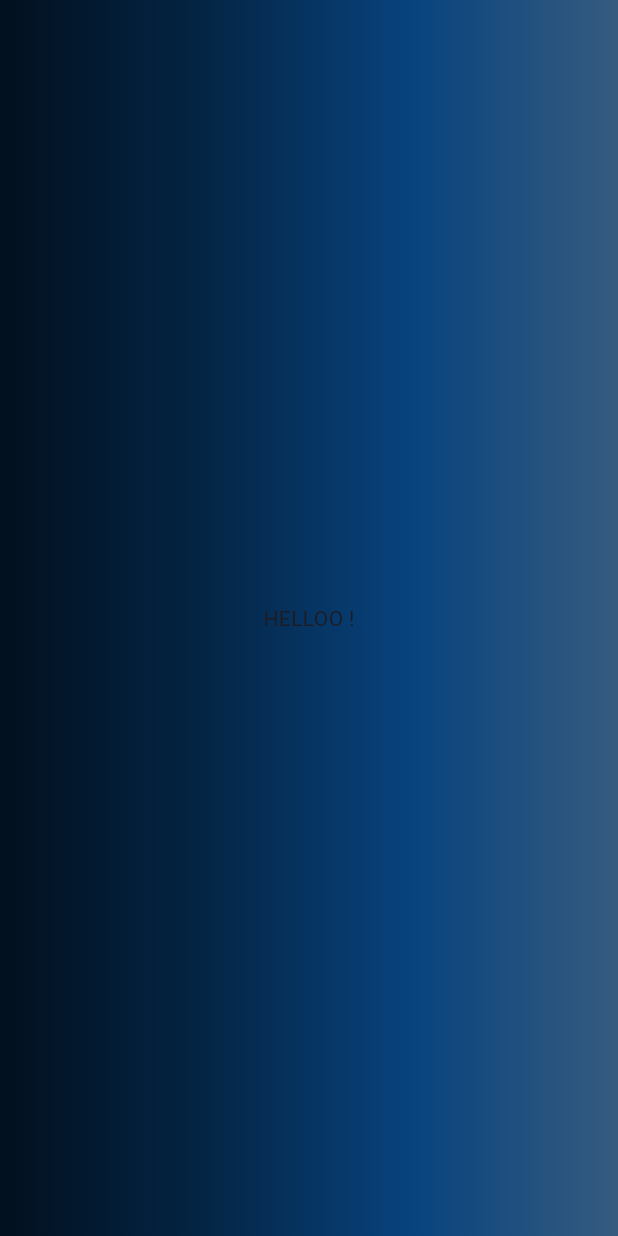
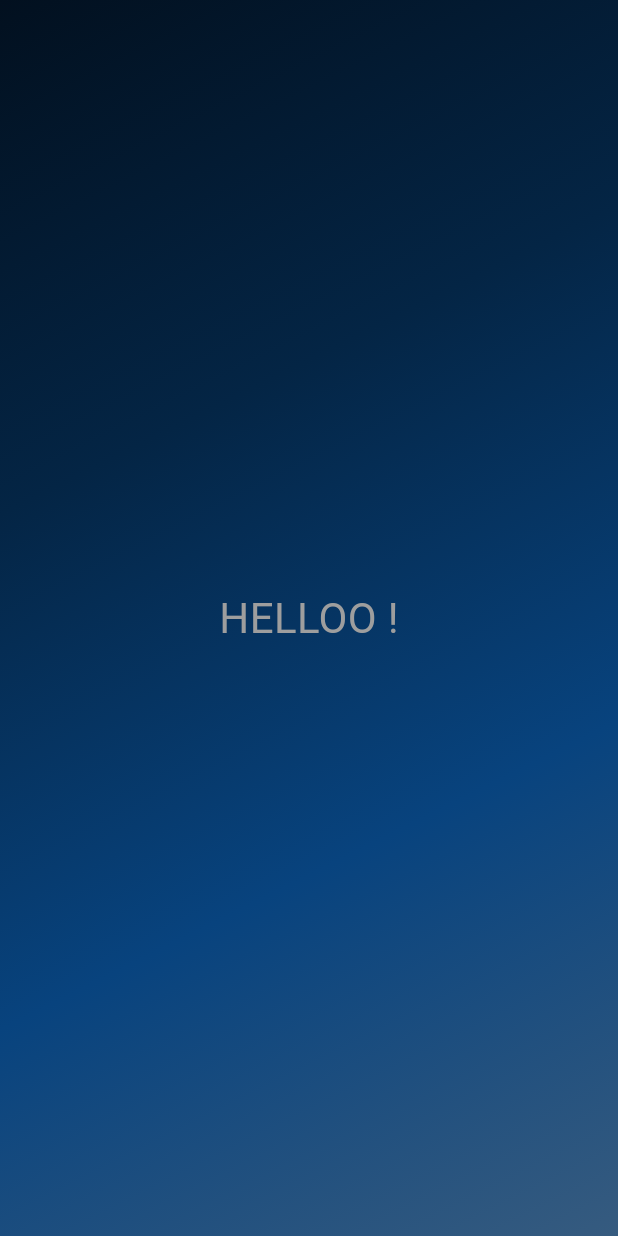
Before and after one commit to aleynaaley/Roll_Dice_App, a Flutter app: the screen it shows after launch, on a phone screen of 412 x 824 dp. Run offline on Flutter 3.47's test engine with Material 3 defaults, Android fonts, the phone set to English and light mode, and no system bars.

```diff
--- a/lib/main.dart
+++ b/lib/main.dart
@@ -4,20 +4,36 @@ void main() {
   runApp(
     MaterialApp(
       home: Scaffold(
-        body: Container(
+        body: GradientSContainer(),
+      ),
+    ),
+  );
+}
+
+class GradientSContainer extends StatelessWidget {
+  const GradientSContainer({super.key});
+
+  @override
+  Widget build(context) {
+    return Container(
       decoration: BoxDecoration(
         gradient: LinearGradient(
           colors: [
             const Color.fromARGB(255, 2, 16, 31),
             const Color.fromARGB(255, 4, 37, 69),
             const Color.fromARGB(255, 8, 67, 126),
-                const Color.fromARGB(255, 54, 91, 127)
+            const Color.fromARGB(255, 54, 91, 127),
           ],
+          begin: Alignment.topLeft,
+          end: Alignment.bottomRight,
         ),
       ),
-          child: const Center(child: Text('HELLOO !')),
-        ),
+      child: const Center(
+        child: Text(
+          'HELLOO !',
+          style: TextStyle(color: Colors.grey, fontSize: 28),
         ),
       ),
     );
   }
+}
```
Lines whose indentation alone changed are shown as unchanged.
